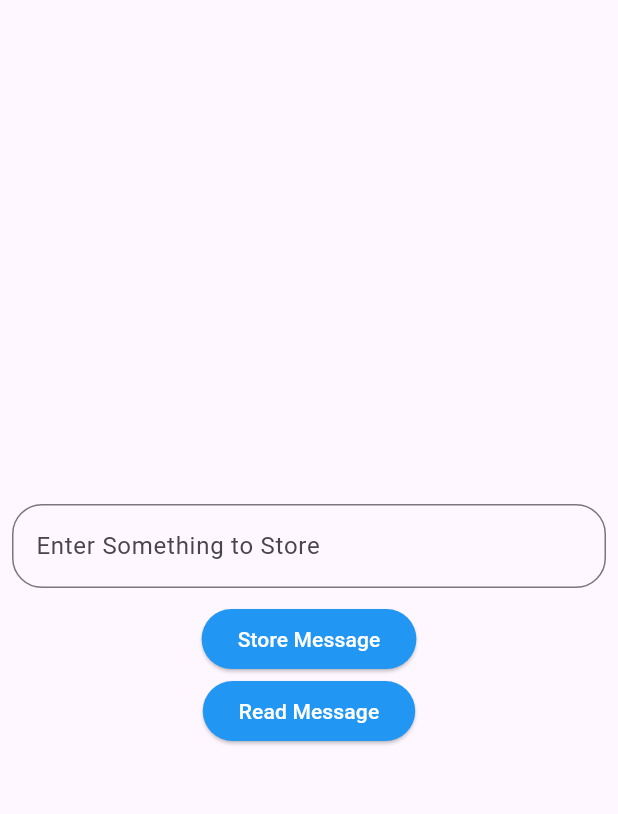
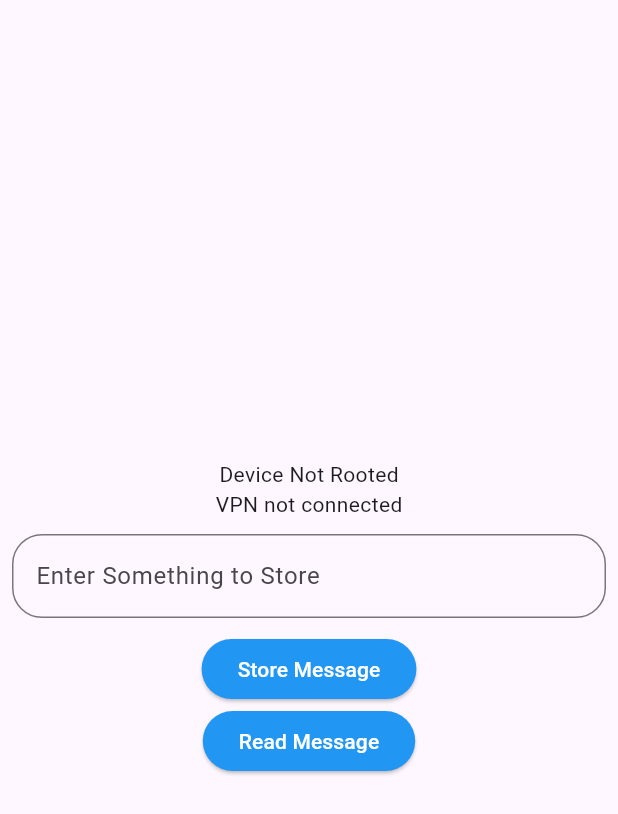
Before and after one commit to Harshpreet777/security_demo, a Flutter app: the screen it shows after launch, on a phone screen of 412 x 824 dp. Shown: the top 814 px of the screen. Run offline on Flutter 3.47's test engine with Material 3 defaults, Android fonts, the phone set to English and light mode, and no system bars; our stand-ins replace flutter_secure_storage, local_auth; missing offline and left inert: flutter_jailbreak_detection.

Commit message:
28/03/2024

```diff
--- a/lib/screens/home_screen.dart
+++ b/lib/screens/home_screen.dart
@@ -1,5 +1,7 @@
 import 'package:flutter/material.dart';
+import 'package:flutter_jailbreak_detection/flutter_jailbreak_detection.dart';
 import 'package:security_demo/screens/secure_storage_screen.dart';
+import 'package:security_demo/screens/vpn_detection.dart';
 
 class HomeScreen extends StatefulWidget {
   const HomeScreen({super.key});
@@ -9,6 +11,25 @@ class HomeScreen extends StatefulWidget {
 }
 
 class _HomeScreenState extends State<HomeScreen> {
+  bool isjailBroken = false;
+  bool isRoot = false;
+  bool isVpn = false;
+  getRootDetails() async {
+    isjailBroken = await FlutterJailbreakDetection.jailbroken;
+    isRoot = await FlutterJailbreakDetection.developerMode;
+  }
+
+  getVpnDetails() async {
+    isVpn = await CheckVpnConnection.isVpnActive();
+  }
+
+  @override
+  void initState() {
+    getVpnDetails();
+    getRootDetails();
+    super.initState();
+  }
+
   TextEditingController controller = TextEditingController();
   @override
   Widget build(BuildContext context) {
@@ -18,6 +39,12 @@ class _HomeScreenState extends State<HomeScreen> {
         child: Column(
           mainAxisAlignment: MainAxisAlignment.center,
           children: [
+            isRoot == true
+                ? const Text('Device Rooted')
+                : const Text('Device Not Rooted'),
+            isVpn == true
+                ? const Text('VPN connection found')
+                : const Text('VPN not connected'),
             Padding(
               padding: const EdgeInsets.symmetric(horizontal: 8, vertical: 10),
               child: TextFormField(
@@ -30,6 +57,7 @@ class _HomeScreenState extends State<HomeScreen> {
             ),
             ElevatedButton(
                 onPressed: () {
+                  getVpnDetails();
                   SecureStorage().writeSecureData('name', controller.text);
                   controller.clear();
                 },
@@ -39,10 +67,9 @@ class _HomeScreenState extends State<HomeScreen> {
                   'Store Message',
                   style: TextStyle(color: Colors.white),
                 )),
-                ElevatedButton(
+            ElevatedButton(
                 onPressed: () {
                   SecureStorage().readSecureData('name');
-
                 },
                 style: const ButtonStyle(
                     backgroundColor: MaterialStatePropertyAll(Colors.blue)),
--- /dev/null
+++ b/lib/screens/vpn_detection.dart
@@ -0,0 +1,25 @@
+
+import 'dart:io';
+
+class CheckVpnConnection {
+
+  static Future<bool> isVpnActive() async {
+    bool isVpnActive;
+    List<NetworkInterface> interfaces = await NetworkInterface.list(
+        includeLoopback: false, type: InternetAddressType.any);
+    interfaces.isNotEmpty
+        ? isVpnActive = interfaces.any((interface) =>
+            interface.name.contains("tun") ||
+            interface.name.contains("ppp") ||
+            interface.name.contains("tap") ||
+            interface.name.contains("l2tp") ||
+            interface.name.contains("ipsec") ||
+            interface.name.contains("vpn") ||
+            interface.name.contains("wireguard") ||
+            interface.name.contains("openvpn") ||
+            interface.name.contains("softether") ||
+            interface.name.contains("pptp"))
+        : isVpnActive = false;
+    return isVpnActive;
+  }
+}
```
Also changed, not shown: pubspec.yaml (+6 -4 lines), pubspec.lock, 4 other files.
